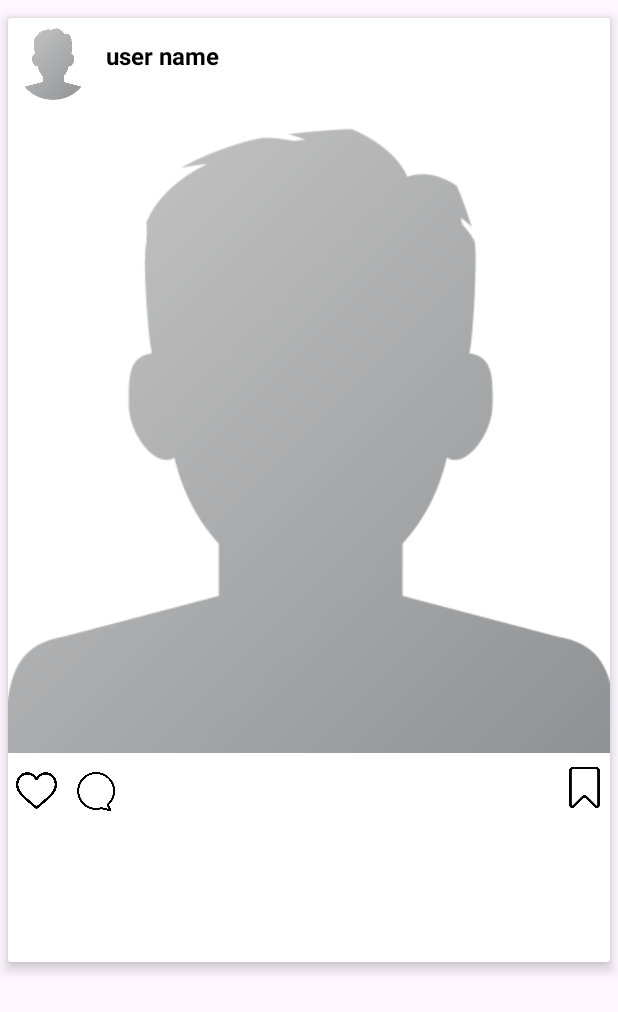
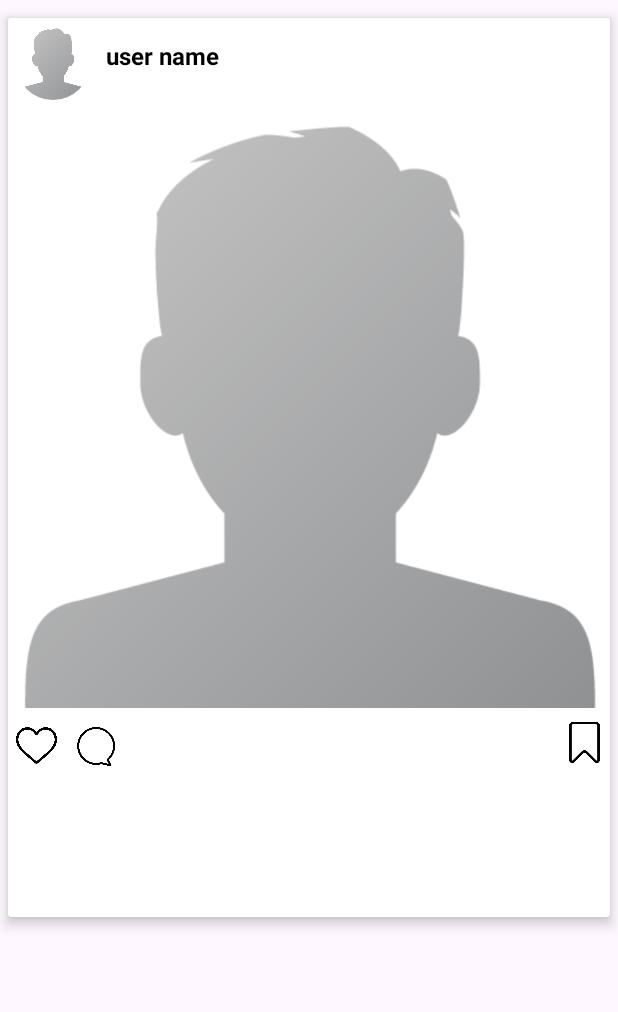
Before and after one commit to abdullahakram6/instagram_clone, an Android app: the layout posts_layout.xml on its own in the app's theme, with its tools: preview values and no code run, on a phone screen of 412 x 824 dp. Shown: the top 1012 px of the screen. Run offline under Robolectric (Android 15) with nearby library versions, the phone set to English and light mode, and no system bars.

Commit message:
forth commit

```diff
--- a/app/src/main/res/layout/activity_home.xml
+++ b/app/src/main/res/layout/activity_home.xml
@@ -19,7 +19,7 @@
     <com.google.android.material.bottomnavigation.BottomNavigationView
         android:id="@+id/nav_view"
         android:layout_width="match_parent"
-        android:layout_height="wrap_content"
+        android:layout_height="60dp"
         android:background="@color/white"
         app:labelVisibilityMode="unlabeled"
         app:menu="@menu/bottom_nav_menu"
--- a/app/src/main/res/layout/fragment_home.xml
+++ b/app/src/main/res/layout/fragment_home.xml
@@ -24,6 +24,7 @@
                 <ImageView
                     android:layout_width="123dp"
                     android:layout_height="20dp"
+                    android:layout_marginTop="4dp"
                     android:layout_alignParentLeft="true"
                     android:background="@drawable/meta_logo" />
 
--- a/app/src/main/res/layout/posts_layout.xml
+++ b/app/src/main/res/layout/posts_layout.xml
@@ -44,7 +44,7 @@
         <ImageView
             android:id="@+id/post_image_home"
             android:layout_width="match_parent"
-            android:layout_height="430dp"
+            android:layout_height="400dp"
             android:src="@drawable/profile"
             android:scaleType="centerCrop"
             />
```
